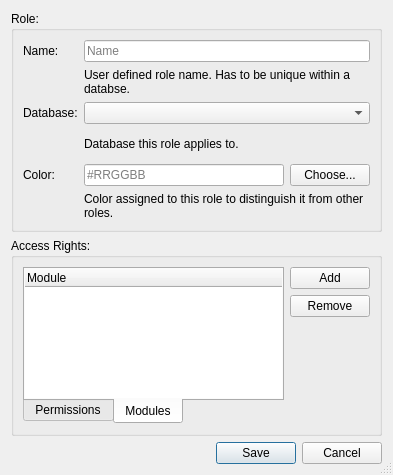
Before: the Qt Designer form forms/repo_dialog_role.ui in 3drepo/3drepogui, drawn with Qt 5.
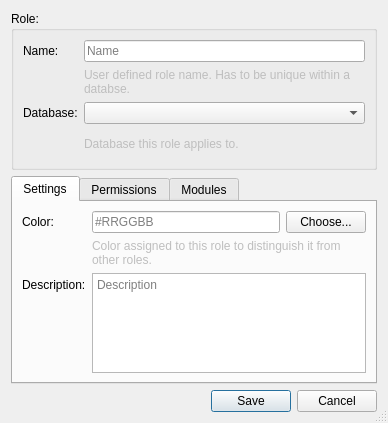
After: the same form once the commit is applied. The open tabs and pages were chosen to show the change.

Commit message: #56 Reconfigured Role dialog and sections of Project Settings dialog

Patch:
```diff
--- a/forms/repo_dialog_role.ui
+++ b/forms/repo_dialog_role.ui
@@ -6,8 +6,8 @@
    <rect>
     <x>0</x>
     <y>0</y>
-    <width>393</width>
-    <height>475</height>
+    <width>388</width>
+    <height>423</height>
    </rect>
   </property>
   <property name="windowTitle">
@@ -45,6 +45,9 @@
       </item>
       <item row="1" column="1">
        <widget class="QLabel" name="nameExplanationLabel">
+        <property name="enabled">
+         <bool>false</bool>
+        </property>
         <property name="text">
          <string>User defined role name. Has to be unique within a databse.</string>
         </property>
@@ -69,6 +72,9 @@
       </item>
       <item row="3" column="1">
        <widget class="QLabel" name="label">
+        <property name="enabled">
+         <bool>false</bool>
+        </property>
         <property name="text">
          <string>Database this role applies to.</string>
         </property>
@@ -77,7 +83,30 @@
         </property>
        </widget>
       </item>
-      <item row="4" column="1">
+     </layout>
+    </widget>
+   </item>
+   <item>
+    <widget class="QTabWidget" name="tabWidget_2">
+     <property name="currentIndex">
+      <number>0</number>
+     </property>
+     <widget class="QWidget" name="settingsTab">
+      <attribute name="title">
+       <string>Settings</string>
+      </attribute>
+      <layout class="QFormLayout" name="formLayout_3">
+       <property name="labelAlignment">
+        <set>Qt::AlignLeading|Qt::AlignLeft|Qt::AlignVCenter</set>
+       </property>
+       <item row="0" column="0">
+        <widget class="QLabel" name="label_2">
+         <property name="text">
+          <string>Color:</string>
+         </property>
+        </widget>
+       </item>
+       <item row="0" column="1">
        <widget class="QWidget" name="widget_2" native="true">
         <layout class="QHBoxLayout" name="horizontalLayout_3">
          <property name="leftMargin">
@@ -109,15 +138,17 @@
         </layout>
        </widget>
       </item>
-      <item row="4" column="0">
-       <widget class="QLabel" name="label_2">
-        <property name="text">
-         <string>Color:</string>
-        </property>
-       </widget>
-      </item>
-      <item row="5" column="1">
+       <item row="1" column="1">
        <widget class="QLabel" name="label_3">
+         <property name="enabled">
+          <bool>false</bool>
+         </property>
+         <property name="sizePolicy">
+          <sizepolicy hsizetype="Preferred" vsizetype="Preferred">
+           <horstretch>0</horstretch>
+           <verstretch>0</verstretch>
+          </sizepolicy>
+         </property>
         <property name="text">
          <string>Color assigned to this role to distinguish it from other roles.</string>
         </property>
@@ -126,23 +157,40 @@
         </property>
        </widget>
       </item>
-     </layout>
-    </widget>
-   </item>
-   <item>
-    <widget class="QGroupBox" name="groupBox_3">
-     <property name="title">
-      <string>Access Rights:</string>
-     </property>
-     <layout class="QHBoxLayout" name="horizontalLayout">
-      <item>
-       <widget class="QTabWidget" name="tabWidget">
-        <property name="tabPosition">
-         <enum>QTabWidget::South</enum>
-        </property>
-        <property name="currentIndex">
-         <number>0</number>
-        </property>
+       <item row="2" column="0">
+        <widget class="QLabel" name="label_4">
+         <property name="text">
+          <string>Description:</string>
+         </property>
+        </widget>
+       </item>
+       <item row="2" column="1">
+        <widget class="QPlainTextEdit" name="plainTextEdit">
+         <property name="sizePolicy">
+          <sizepolicy hsizetype="Expanding" vsizetype="MinimumExpanding">
+           <horstretch>0</horstretch>
+           <verstretch>1</verstretch>
+          </sizepolicy>
+         </property>
+         <property name="maximumSize">
+          <size>
+           <width>16777215</width>
+           <height>16777215</height>
+          </size>
+         </property>
+         <property name="sizeAdjustPolicy">
+          <enum>QAbstractScrollArea::AdjustToContents</enum>
+         </property>
+         <property name="backgroundVisible">
+          <bool>false</bool>
+         </property>
+         <property name="placeholderText">
+          <string>Description</string>
+         </property>
+        </widget>
+       </item>
+      </layout>
+     </widget>
         <widget class="QWidget" name="permissionsTab">
          <attribute name="title">
           <string>Permissions</string>
@@ -192,53 +240,6 @@
             </column>
            </widget>
           </item>
-         </layout>
-        </widget>
-        <widget class="QWidget" name="modulesTab">
-         <attribute name="title">
-          <string>Modules</string>
-         </attribute>
-         <layout class="QVBoxLayout" name="verticalLayout_3">
-          <property name="leftMargin">
-           <number>0</number>
-          </property>
-          <property name="topMargin">
-           <number>0</number>
-          </property>
-          <property name="rightMargin">
-           <number>0</number>
-          </property>
-          <property name="bottomMargin">
-           <number>0</number>
-          </property>
-          <item>
-           <widget class="QTreeWidget" name="modulesTreeWidget">
-            <property name="frameShape">
-             <enum>QFrame::NoFrame</enum>
-            </property>
-            <property name="frameShadow">
-             <enum>QFrame::Plain</enum>
-            </property>
-            <property name="lineWidth">
-             <number>0</number>
-            </property>
-            <property name="alternatingRowColors">
-             <bool>true</bool>
-            </property>
-            <property name="selectionMode">
-             <enum>QAbstractItemView::SingleSelection</enum>
-            </property>
-            <column>
-             <property name="text">
-              <string>Module</string>
-             </property>
-            </column>
-           </widget>
-          </item>
-         </layout>
-        </widget>
-       </widget>
-      </item>
       <item>
        <widget class="QWidget" name="widget" native="true">
         <layout class="QVBoxLayout" name="verticalLayout_2">
@@ -285,6 +286,23 @@
        </widget>
       </item>
      </layout>
+     </widget>
+     <widget class="QWidget" name="modulesTab">
+      <attribute name="title">
+       <string>Modules</string>
+      </attribute>
+      <layout class="QVBoxLayout" name="verticalLayout_3">
+       <item>
+        <widget class="QTreeWidget" name="modulesTreeWidget">
+         <column>
+          <property name="text">
+           <string>Module</string>
+          </property>
+         </column>
+        </widget>
+       </item>
+      </layout>
+     </widget>
     </widget>
    </item>
    <item>
```
Left out of the diff: 20 changed lines with no effect on the pictures. Lines whose indentation alone changed are shown as unchanged. The commit also changes 3 other files.
